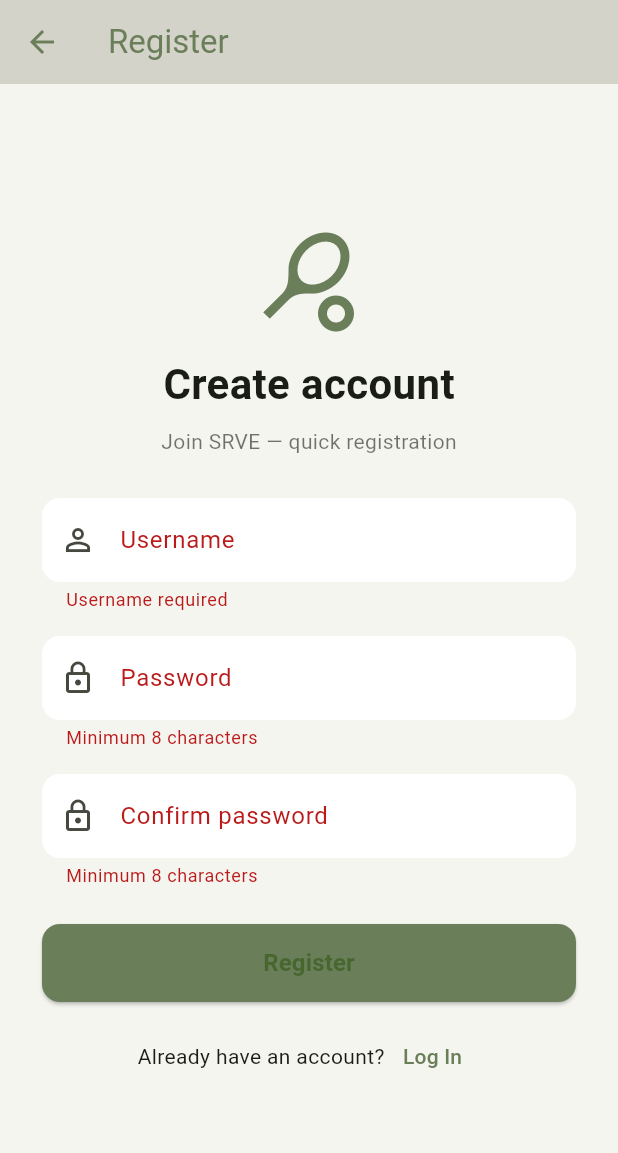
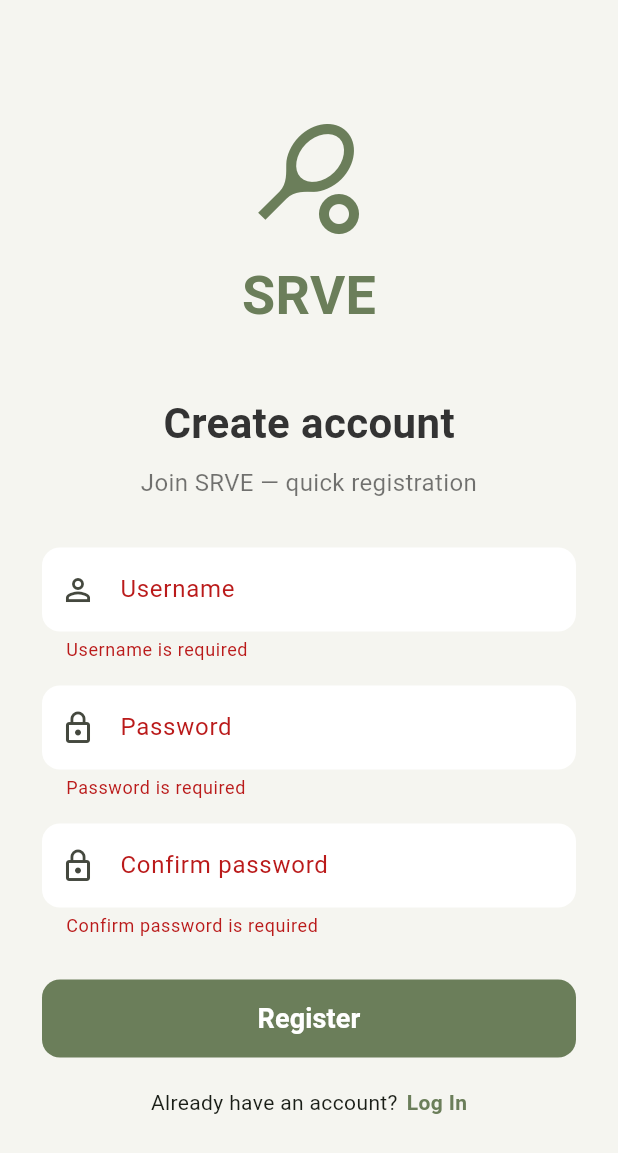
Before and after one commit to pbp-kelompok-f5/srve-mobile, a Flutter app: the RegisterScreen screen opened directly, after a tap on "Register", on a phone screen of 412 x 824 dp. Shown: the top 1153 px of the screen. Run offline on Flutter 3.47's test engine with Material 3 defaults, Android fonts, the phone set to English and light mode, and no system bars; our stand-ins replace image_picker; missing offline and left inert: pbp_django_auth; accounts and stored records are empty; network calls fail.

Commit message:
memperbaiki masalahh apiiiii

```diff
--- a/lib/modules/profile_cello/screens/register_screen.dart
+++ b/lib/modules/profile_cello/screens/register_screen.dart
@@ -1,6 +1,7 @@
 import 'package:flutter/material.dart';
 import 'package:pbp_django_auth/pbp_django_auth.dart';
 import 'package:provider/provider.dart';
+import 'package:srve_mobile/config/api.dart';
 import 'login_screen.dart';
 import '../../base/screens/home_screen.dart';
 
@@ -19,19 +20,12 @@ class _RegisterScreenState extends State<RegisterScreen> {
   String _password2 = "";
   bool _isLoading = false;
 
-  // GANTI BASE URL jika perlu (emulator vs real device)
-  // Android emulator => 10.0.2.2
-  // iOS simulator / web => 127.0.0.1
-  static const String baseUrl = "http://10.0.2.2:8000";
-
   Future<void> _register(BuildContext context) async {
     final request = Provider.of<CookieRequest>(context, listen: false);
 
     if (!_formKey.currentState!.validate()) return;
-
     _formKey.currentState!.save();
 
-    // simple client-side check
     if (_password1 != _password2) {
       ScaffoldMessenger.of(context).showSnackBar(
         const SnackBar(content: Text("Passwords do not match")),
@@ -42,9 +36,8 @@ class _RegisterScreenState extends State<RegisterScreen> {
     setState(() => _isLoading = true);
 
     try {
-      // pbp_django_auth provides request.post / login wrappers
       final response = await request.post(
-        "$baseUrl/accounts/ajax/register/",
+        '${Env.baseUrl}/accounts/ajax/register/',
         {
           "username": _username,
           "password1": _password1,
@@ -52,13 +45,12 @@ class _RegisterScreenState extends State<RegisterScreen> {
         },
       );
 
-      // response expected: JSON with { success: bool, message: ... }
       if (response != null && response["success"] == true) {
-        // server auto-logs-in user (your Django code does login(request, user))
-        // Confirm cookies and redirect to Home
         if (!mounted) return;
-        // debug print
+
+        // debug
         debugPrint("Registered — cookies: ${request.cookies}");
+
         Navigator.of(context).pushAndRemoveUntil(
           MaterialPageRoute(builder: (_) => const HomeScreen()),
           (route) => false,
@@ -73,51 +65,64 @@ class _RegisterScreenState extends State<RegisterScreen> {
         );
       }
     } catch (e) {
-      // network / parsing errors
       if (!mounted) return;
       ScaffoldMessenger.of(context).showSnackBar(
         SnackBar(content: Text("Error: $e")),
       );
-      debugPrint("Register error: $e");
-    } finally {
-      if (mounted) setState(() => _isLoading = false);
     }
+
+    setState(() => _isLoading = false);
   }
 
   @override
   Widget build(BuildContext context) {
     return Scaffold(
       backgroundColor: const Color(0xFFF5F5F0),
-      appBar: AppBar(
-        title: const Text("Register"),
-        backgroundColor: const Color(0xFFD4D3C9),
-        foregroundColor: const Color(0xFF6B7E5A),
-        elevation: 0,
-      ),
       body: SafeArea(
         child: Center(
           child: SingleChildScrollView(
-            padding: const EdgeInsets.symmetric(horizontal: 28, vertical: 24),
+            padding: const EdgeInsets.symmetric(horizontal: 28),
             child: Column(
+              crossAxisAlignment: CrossAxisAlignment.center,
               children: [
-                const Icon(Icons.sports_tennis, color: Color(0xFF6B7E5A), size: 72),
+                const Icon(
+                  Icons.sports_tennis,
+                  color: Color(0xFF6B7E5A),
+                  size: 80,
+                ),
                 const SizedBox(height: 12),
                 const Text(
+                  "SRVE",
+                  style: TextStyle(
+                    fontSize: 36,
+                    fontWeight: FontWeight.bold,
+                    color: Color(0xFF6B7E5A),
+                  ),
+                ),
+                const SizedBox(height: 40),
+                const Text(
                   "Create account",
-                  style: TextStyle(fontSize: 28, fontWeight: FontWeight.bold),
+                  style: TextStyle(
+                    fontSize: 28,
+                    fontWeight: FontWeight.bold,
+                    color: Color(0xFF333333),
+                  ),
                 ),
                 const SizedBox(height: 8),
                 const Text(
                   "Join SRVE — quick registration",
-                  style: TextStyle(color: Colors.black54),
+                  style: TextStyle(
+                    fontSize: 16,
+                    color: Colors.black54,
+                  ),
+                  textAlign: TextAlign.center,
                 ),
-                const SizedBox(height: 28),
+                const SizedBox(height: 32),
 
                 Form(
                   key: _formKey,
                   child: Column(
                     children: [
-                      // Username
                       TextFormField(
                         decoration: InputDecoration(
                           labelText: "Username",
@@ -129,12 +134,12 @@ class _RegisterScreenState extends State<RegisterScreen> {
                             borderSide: BorderSide.none,
                           ),
                         ),
-                        validator: (v) => (v == null || v.trim().isEmpty) ? "Username required" : null,
-                        onSaved: (v) => _username = v!.trim(),
+                        validator: (value) =>
+                            value!.isEmpty ? "Username is required" : null,
+                        onSaved: (value) => _username = value!,
                       ),
                       const SizedBox(height: 16),
 
-                      // Password 1
                       TextFormField(
                         obscureText: true,
                         decoration: InputDecoration(
@@ -147,12 +152,12 @@ class _RegisterScreenState extends State<RegisterScreen> {
                             borderSide: BorderSide.none,
                           ),
                         ),
-                        validator: (v) => (v == null || v.length < 8) ? "Minimum 8 characters" : null,
-                        onSaved: (v) => _password1 = v ?? "",
+                        validator: (value) =>
+                            value!.isEmpty ? "Password is required" : null,
+                        onSaved: (value) => _password1 = value!,
                       ),
                       const SizedBox(height: 16),
 
-                      // Password 2
                       TextFormField(
                         obscureText: true,
                         decoration: InputDecoration(
@@ -165,12 +170,13 @@ class _RegisterScreenState extends State<RegisterScreen> {
                             borderSide: BorderSide.none,
                           ),
                         ),
-                        validator: (v) => (v == null || v.length < 8) ? "Minimum 8 characters" : null,
-                        onSaved: (v) => _password2 = v ?? "",
+                        validator: (value) => value!.isEmpty
+                            ? "Confirm password is required"
+                            : null,
+                        onSaved: (value) => _password2 = value!,
                       ),
-                      const SizedBox(height: 24),
+                      const SizedBox(height: 28),
 
-                      // Register button
                       SizedBox(
                         width: double.infinity,
                         height: 52,
@@ -178,30 +184,49 @@ class _RegisterScreenState extends State<RegisterScreen> {
                           onPressed: _isLoading ? null : () => _register(context),
                           style: ElevatedButton.styleFrom(
                             backgroundColor: const Color(0xFF6B7E5A),
-                            shape: RoundedRectangleBorder(borderRadius: BorderRadius.circular(12)),
+                            foregroundColor: Colors.white,
+                            shape: RoundedRectangleBorder(
+                              borderRadius: BorderRadius.circular(12),
+                            ),
+                            elevation: 0,
                           ),
                           child: _isLoading
-                              ? const CircularProgressIndicator(color: Colors.white)
-                              : const Text("Register", style: TextStyle(fontSize: 16, fontWeight: FontWeight.w600)),
+                              ? const CircularProgressIndicator(
+                                  color: Colors.white,
+                                )
+                              : const Text(
+                                  "Register",
+                                  style: TextStyle(
+                                    fontSize: 18,
+                                    fontWeight: FontWeight.bold,
+                                  ),
+                                ),
                         ),
                       ),
 
-                      const SizedBox(height: 12),
+                      const SizedBox(height: 20),
 
-                      // Link to login
                       Row(
                         mainAxisAlignment: MainAxisAlignment.center,
                         children: [
                           const Text("Already have an account?"),
-                          TextButton(
-                            onPressed: () {
+                          const SizedBox(width: 6),
+                          InkWell(
+                            onTap: () {
                               Navigator.pushReplacement(
                                 context,
-                                MaterialPageRoute(builder: (_) => const LoginScreen()),
+                                MaterialPageRoute(
+                                    builder: (_) => const LoginScreen()),
                               );
                             },
-                            child: const Text("Log In", style: TextStyle(color: Color(0xFF6B7E5A))),
-                          ),
+                            child: const Text(
+                              "Log In",
+                              style: TextStyle(
+                                fontWeight: FontWeight.bold,
+                                color: Color(0xFF6B7E5A),
+                              ),
+                            ),
+                          )
                         ],
                       ),
                     ],
```
Also changed, not shown: lib/config/api.dart (+15 -4 lines), lib/modules/base/screens/home_screen.dart (+6 -1 lines), lib/modules/communities/screens/communities_list_page.dart (+13 -11 lines), lib/modules/communities/screens/community_details_page.dart (+139 -5 lines), lib/modules/communities/screens/community_form_page.dart (+16 -16 lines), lib/modules/communities/services/community_service.dart (+75 -0 lines), lib/modules/profile_cello/screens/login_screen.dart (+6 -15 lines).
